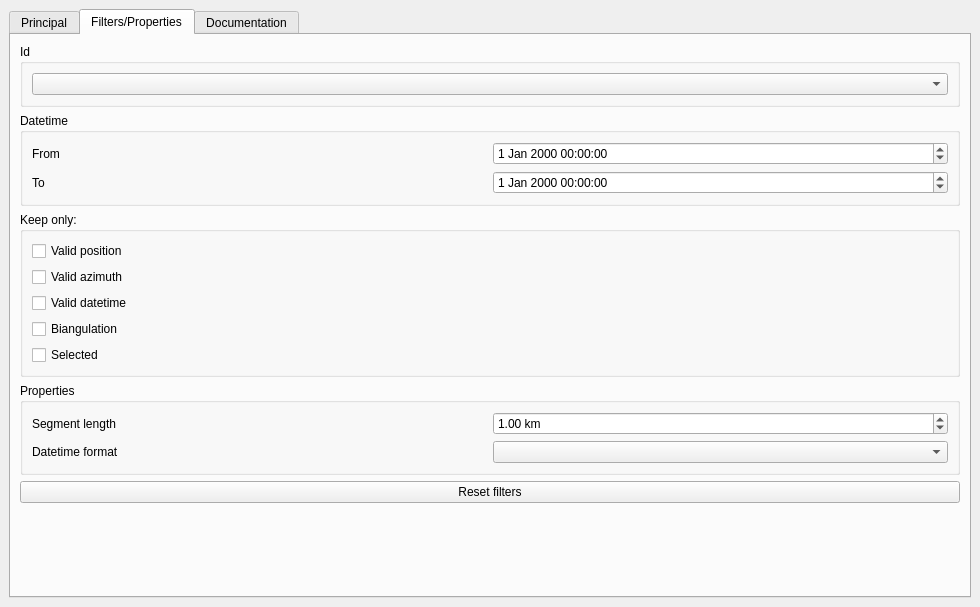
lccanon/Radiotrack, file Radiotrack_dockwidget_base.ui: the form before one commit.
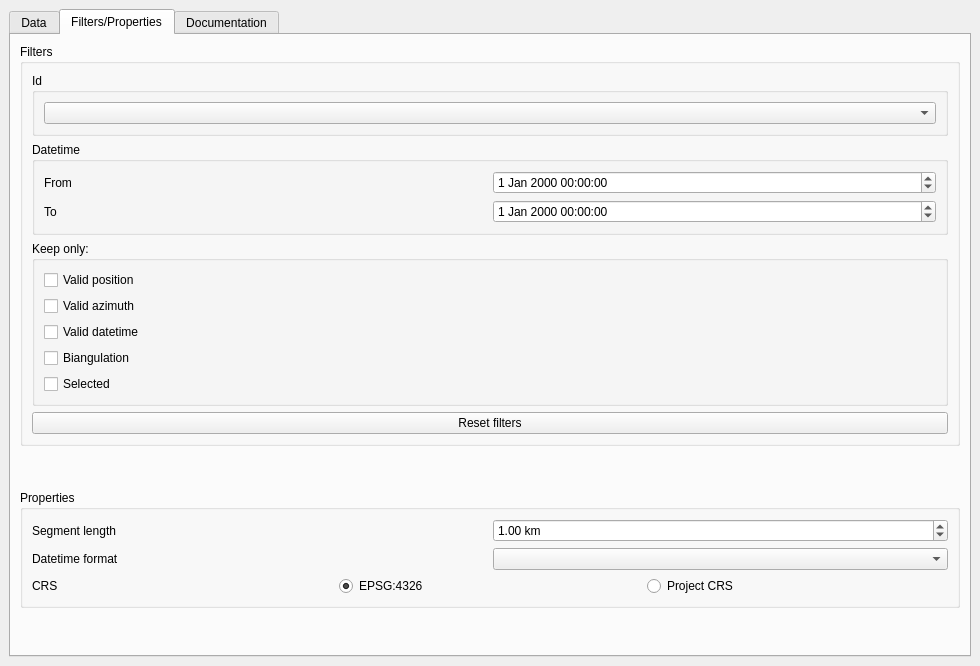
The form after the commit. The open tabs and pages were chosen to show the change. Custom widgets are drawn as their Qt base class.

Commit message: Update documentation, CRS selection, demonstration data, bug fixes, better zoom

Patch:
```diff
--- a/Radiotrack_dockwidget_base.ui
+++ b/Radiotrack_dockwidget_base.ui
@@ -7,7 +7,7 @@
     <x>0</x>
     <y>0</y>
     <width>980</width>
-    <height>607</height>
+    <height>666</height>
    </rect>
   </property>
   <property name="windowTitle">
@@ -22,7 +22,7 @@
       </property>
       <widget class="QWidget" name="init_tab">
        <attribute name="title">
-        <string>Principal</string>
+        <string>Data</string>
        </attribute>
        <layout class="QVBoxLayout" name="verticalLayout_3">
         <item>
@@ -115,6 +115,21 @@
        </attribute>
        <layout class="QVBoxLayout" name="verticalLayout_4">
         <item>
+         <widget class="QGroupBox" name="groupBox_6">
+          <property name="sizePolicy">
+           <sizepolicy hsizetype="Expanding" vsizetype="Preferred">
+            <horstretch>0</horstretch>
+            <verstretch>0</verstretch>
+           </sizepolicy>
+          </property>
+          <property name="title">
+           <string>Filters</string>
+          </property>
+          <property name="toolTip">
+           <string>Hide uninteresting data in the table and on the map.</string>
+          </property>
+          <layout class="QVBoxLayout" name="verticalLayout_8">
+           <item>
          <widget class="QGroupBox" name="groupBox">
           <property name="sizePolicy">
            <sizepolicy hsizetype="Expanding" vsizetype="Preferred">
@@ -133,7 +148,11 @@
           </property>
           <layout class="QHBoxLayout" name="horizontalLayout_5">
            <item>
-            <widget class="QComboBox" name="idFilter"/>
+               <widget class="QComboBox" name="idFilter">
+                <property name="toolTip">
+                 <string>View only the data of the selected radioemitter.</string>
+                </property>
+               </widget>
            </item>
           </layout>
          </widget>
@@ -149,9 +168,10 @@
           <property name="title">
            <string>Datetime</string>
           </property>
-          <layout class="QHBoxLayout" name="horizontalLayout_4">
-           <item>
-            <layout class="QVBoxLayout" name="verticalLayout_7">
+             <property name="toolTip">
+              <string>View only the data between the two times (included).</string>
+             </property>
+             <layout class="QVBoxLayout" name="verticalLayout_6">
              <item>
               <layout class="QHBoxLayout" name="horizontalLayout_9">
                <item>
@@ -184,9 +204,10 @@
                  <property name="wrapping">
                   <bool>true</bool>
                  </property>
-                </widget>
-               </item>
-              </layout>
+                  <property name="toolTip">
+                   <string>Set this field some time after the "From" one.</string>
+                  </property>
+                 </widget>
              </item>
             </layout>
            </item>
@@ -236,14 +257,46 @@
            </item>
           </layout>
          </widget>
+           </item>
+           <item>
+            <widget class="QPushButton" name="resetFilterButton">
+             <property name="text">
+              <string>Reset filters</string>
+             </property>
+             <property name="toolTip">
+              <string>Restore default filters, thus showing again all lines and points.</string>
+             </property>
+            </widget>
+           </item>
+          </layout>
+         </widget>
+        </item>
+        <item>
+         <spacer name="verticalSpacer_2">
+          <property name="orientation">
+           <enum>Qt::Vertical</enum>
+          </property>
+          <property name="sizeType">
+           <enum>QSizePolicy::Expanding</enum>
+          </property>
+          <property name="sizeHint" stdset="0">
+           <size>
+            <width>20</width>
+            <height>40</height>
+           </size>
+          </property>
+         </spacer>
         </item>
         <item>
          <widget class="QGroupBox" name="groupBox_4">
           <property name="title">
            <string>Properties</string>
           </property>
-          <layout class="QGridLayout" name="gridLayout">
-           <item row="0" column="0">
+          <property name="toolTip">
+           <string>Change plugin's settings.</string>
+          </property>
+          <layout class="QVBoxLayout" name="verticalLayout_5">
+           <item>
             <layout class="QHBoxLayout" name="horizontalLayout_3">
              <item>
               <widget class="QLabel" name="label_2">
@@ -264,7 +317,7 @@
              </item>
             </layout>
            </item>
-           <item row="1" column="0">
+           <item>
             <layout class="QHBoxLayout" name="horizontalLayout_7">
              <item>
               <widget class="QLabel" name="label">
@@ -274,18 +327,59 @@
               </widget>
              </item>
              <item>
-              <widget class="QComboBox" name="dateComboBox"/>
+              <widget class="QComboBox" name="dateComboBox">
+               <property name="toolTip">
+                <string>Change how the datetimes are displayed in the plugin.</string>
+               </property>
+              </widget>
              </item>
             </layout>
            </item>
-          </layout>
+           <item>
+            <layout class="QHBoxLayout" name="horizontalLayout_12">
+             <item>
+              <widget class="QLabel" name="label_5">
+               <property name="text">
+                <string>CRS</string>
+               </property>
+               <property name="toolTip">
+                <string>Coordinate Reference System.
+Change how the "lat" and "lon" fields must be translated to map coordinates.</string>
+               </property>
          </widget>
         </item>
         <item>
-         <widget class="QPushButton" name="resetFilterButton">
+              <widget class="QRadioButton" name="epsg4326">
           <property name="text">
-           <string>Reset filters</string>
-          </property>
+                <string>EPSG:4326</string>
+               </property>
+               <property name="toolTip">
+                <string>Also known as WGS 84, the current standard for GPS coordinates.</string>
+               </property>
+               <property name="checked">
+                <bool>true</bool>
+               </property>
+               <attribute name="buttonGroup">
+                <string notr="true">buttonGroup</string>
+               </attribute>
+              </widget>
+             </item>
+             <item>
+              <widget class="QRadioButton" name="projectCrs">
+               <property name="text">
+                <string>Project CRS</string>
+               </property>
+               <property name="toolTip">
+                <string>Use the CRS shown in the bottom right corner.</string>
+               </property>
+               <attribute name="buttonGroup">
+                <string notr="true">buttonGroup</string>
+               </attribute>
+              </widget>
+             </item>
+            </layout>
+           </item>
+          </layout>
          </widget>
         </item>
         <item>
```
Left out of the diff: 54 changed lines with no effect on the pictures. Lines whose indentation alone changed are shown as unchanged. The commit also changes 14 other files.
